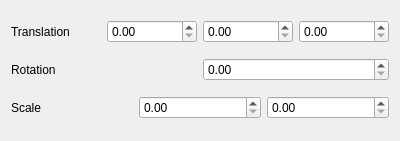
Above: ProgGraphAvan/Transform.ui from isaaccalvis/ProgGraphAvan_Qt before the change. Below: the same form after it.
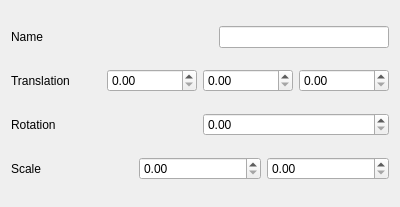
That is the form after the change.

The edit to the form file:
```diff
--- a/ProgGraphAvan/Transform.ui
+++ b/ProgGraphAvan/Transform.ui
@@ -7,13 +7,40 @@
     <x>0</x>
     <y>0</y>
     <width>400</width>
-    <height>141</height>
+    <height>207</height>
    </rect>
   </property>
   <property name="windowTitle">
    <string>Form</string>
   </property>
   <layout class="QVBoxLayout" name="verticalLayout">
+   <item>
+    <layout class="QHBoxLayout" name="horizontalLayout_4">
+     <item>
+      <widget class="QLabel" name="label">
+       <property name="text">
+        <string>Name</string>
+       </property>
+      </widget>
+     </item>
+     <item>
+      <spacer name="horizontalSpacer">
+       <property name="orientation">
+        <enum>Qt::Horizontal</enum>
+       </property>
+       <property name="sizeHint" stdset="0">
+        <size>
+         <width>40</width>
+         <height>20</height>
+        </size>
+       </property>
+      </spacer>
+     </item>
+     <item>
+      <widget class="QLineEdit" name="lineEditName"/>
+     </item>
+    </layout>
+   </item>
    <item>
     <layout class="QHBoxLayout" name="horizontalLayout_2">
      <item>
```
